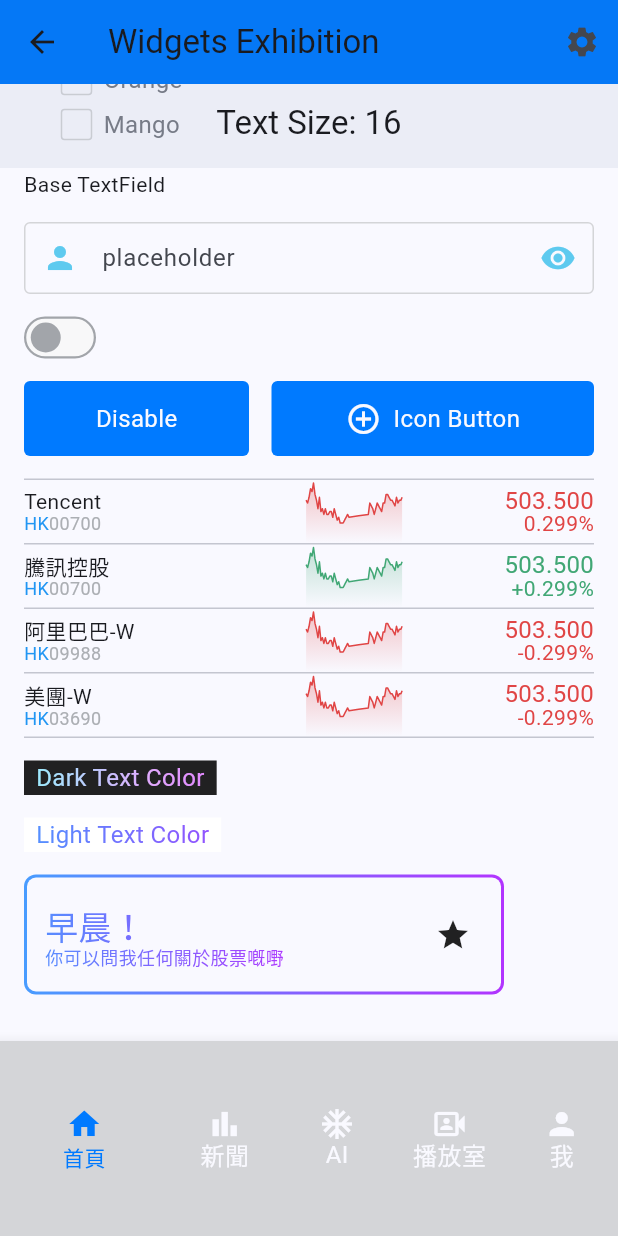
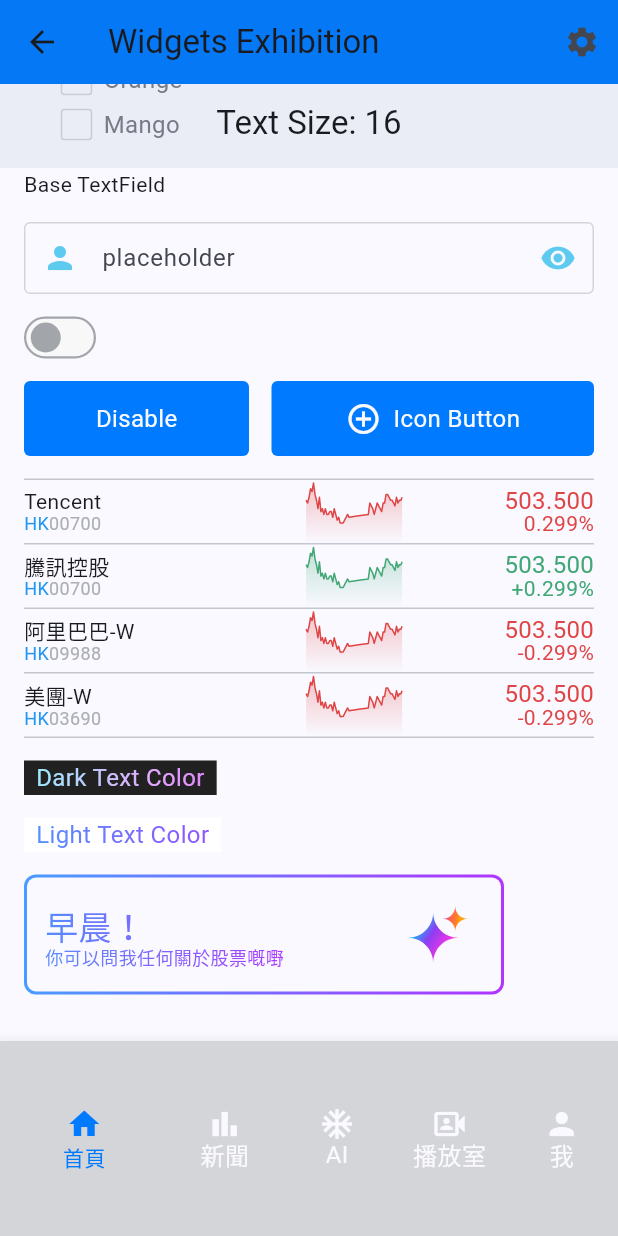
Before and after one commit to etnet-robingeng/test_flutter_package, a Flutter app: the CustomWidgetsShowPage screen opened directly, scrolled down 334 dp, on a phone screen of 412 x 824 dp. Run offline on Flutter 3.47's test engine with Material 3 defaults, Android fonts, the phone set to English and light mode, and no system bars; our stand-ins replace flutter_svg; missing offline and left inert: single_child_two_dimensional_scroll_view; Roboto replaces fonts that are missing (PingFangTC).

Commit message:
add custom icons

```diff
--- a/example/lib/main.dart
+++ b/example/lib/main.dart
@@ -1,4 +1,5 @@
 import 'package:app_family_materials/customNavBottomBar.dart';
+import 'package:app_family_materials/icons/family_icons_icons.dart';
 import 'package:app_family_materials/model/navBarItem.dart';
 import 'package:flutter/material.dart';
 import 'package:app_family_materials/family_themes.dart';
@@ -58,7 +59,7 @@ class _MyHomePageState extends State<MyHomePage> {
     NavBarItem(label: '新聞', icon: Icon(Icons.bar_chart)),
     NavBarItem(label: 'AI', icon: Icon(Icons.ac_unit_sharp)),
     NavBarItem(label: '播放室', icon: Icon(Icons.photo_camera_front)),
-    NavBarItem(label: '我', icon: Icon(Icons.person)),
+    NavBarItem(label: '我', icon: Icon(FamilyIcons.star)),
   ];
 
   @override
--- a/example/lib/sections/custom_widgets.dart
+++ b/example/lib/sections/custom_widgets.dart
@@ -1,5 +1,6 @@
 import 'package:app_family_materials/chart/chartPoint.dart';
 import 'package:app_family_materials/family_colors.dart';
+import 'package:app_family_materials/icons/familyIconSvg.dart';
 import 'package:app_family_materials/openAIWidget.dart';
 import 'package:app_family_materials/quoteRowWithChart.dart';
 import 'package:flutter/material.dart';
@@ -221,7 +222,7 @@ class _CustomWidgetsShowPageState extends State<CustomWidgetsShowPage> {
                       },
                       lineOne: '早晨！',
                       lineTwo: '你可以問我任何關於股票嘅嘢',
-                      icon: Icons.star,
+                      icon: FamilyIconsSvg.starSvg,
                     ),
                     SizedBox(height: 15),
                   ],
@@ -237,11 +238,11 @@ class _CustomWidgetsShowPageState extends State<CustomWidgetsShowPage> {
           showUnselectedLabels: true,
           backgroundColor: Theme.of(context).colorScheme.surface,
           unselectedFontSize: selectedTextSize,
-          items: const <BottomNavigationBarItem>[
-            BottomNavigationBarItem(icon: Icon(Icons.home), label: '首頁'),
-            BottomNavigationBarItem(icon: Icon(Icons.bar_chart), label: '新聞'),
-            BottomNavigationBarItem(icon: Icon(Icons.ac_unit_sharp), label: 'AI'),
-            BottomNavigationBarItem(icon: Icon(Icons.photo_camera_front), label: '播放室'),
+          items: <BottomNavigationBarItem>[
+            const BottomNavigationBarItem(icon: Icon(Icons.home), label: '首頁'),
+            const BottomNavigationBarItem(icon: Icon(Icons.bar_chart), label: '新聞'),
+            const BottomNavigationBarItem(icon: Icon(Icons.ac_unit_sharp), label: 'AI'),
+            const BottomNavigationBarItem(icon: Icon(Icons.photo_camera_front), label: '播放室'),
             BottomNavigationBarItem(icon: Icon(Icons.person), label: '我'),
           ],
           currentIndex: navBarIndex,
--- a/lib/flutter_family_materials.dart
+++ b/lib/flutter_family_materials.dart
@@ -19,3 +19,6 @@ export 'model/navBarItem.dart';
 
 export 'chart/miniChart.dart';
 export 'chart/chartPoint.dart';
+
+export 'icons/familyIconSvg.dart';
+export 'icons/family_icons_icons.dart';
--- /dev/null
+++ b/lib/icons/familyIconSvg.dart
@@ -0,0 +1,28 @@
+import 'package:flutter/material.dart';
+import 'package:flutter_svg/flutter_svg.dart';
+
+class FamilyIconsSvg {
+  static const String _basePath = 'assets/icons';
+  static const String fontFamily = 'FamilyIcons';
+
+  static const double _defaultSize = 24.0;
+
+  static Widget get starSvg => _buildSvg('$_basePath/star.svg', size: 42);
+
+  static Widget _buildSvg(String path, {double size = _defaultSize, Color? color}) {
+    return SvgPicture.asset(
+      path,
+      package: 'app_family_materials',
+      width: size,
+      height: size,
+      colorFilter: color != null ? ColorFilter.mode(color, BlendMode.srcIn) : null,
+      placeholderBuilder: (context) => _buildPlaceholder(size),
+    );
+  }
+
+  static Widget _buildPlaceholder(double size) => SizedBox(
+    width: size,
+    height: size,
+    child: CircularProgressIndicator(strokeWidth: 2, valueColor: AlwaysStoppedAnimation<Color>(Colors.grey[300]!)),
+  );
+}
--- /dev/null
+++ b/lib/icons/family_icons_icons.dart
@@ -0,0 +1,25 @@
+/// Flutter icons FamilyIcons
+/// Copyright (C) 2025 by original authors @ fluttericon.com, fontello.com
+/// This font was generated by FlutterIcon.com, which is derived from Fontello.
+///
+/// To use this font, place it in your fonts/ directory and include the
+/// following in your pubspec.yaml
+///
+/// flutter:
+///   fonts:
+///    - family:  FamilyIcons
+///      fonts:
+///       - asset: fonts/FamilyIcons.ttf
+///
+///
+///
+import 'package:flutter/widgets.dart';
+
+class FamilyIcons {
+  FamilyIcons._();
+
+  static const _kFontFam = 'FamilyIcons';
+  static const String? _kFontPkg = null;
+
+  static const IconData star = IconData(0xe800, fontFamily: _kFontFam, fontPackage: _kFontPkg);
+}
--- a/lib/openAIWidget.dart
+++ b/lib/openAIWidget.dart
@@ -10,7 +10,7 @@ class OpenAiWidget extends StatelessWidget {
   final double height;
   final String lineOne;
   final String lineTwo;
-  final IconData? icon;
+  final Widget? icon;
 
   const OpenAiWidget({
     super.key,
@@ -66,7 +66,7 @@ class OpenAiWidget extends StatelessWidget {
             ],
           ),
         ),
-        Container(padding: EdgeInsets.only(right: 20), child: Icon(icon)),
+        Container(padding: EdgeInsets.only(right: 20), child: icon),
       ],
     );
   }
```
Also changed, not shown: lib/icons/FamilyIcons_icons.dart (added, +16 -0 lines), pubspec.yaml (+8 -5 lines), assets/fonts/FamilyIcons.ttf (added), assets/icons/star.svg (added), example/pubspec.lock.
